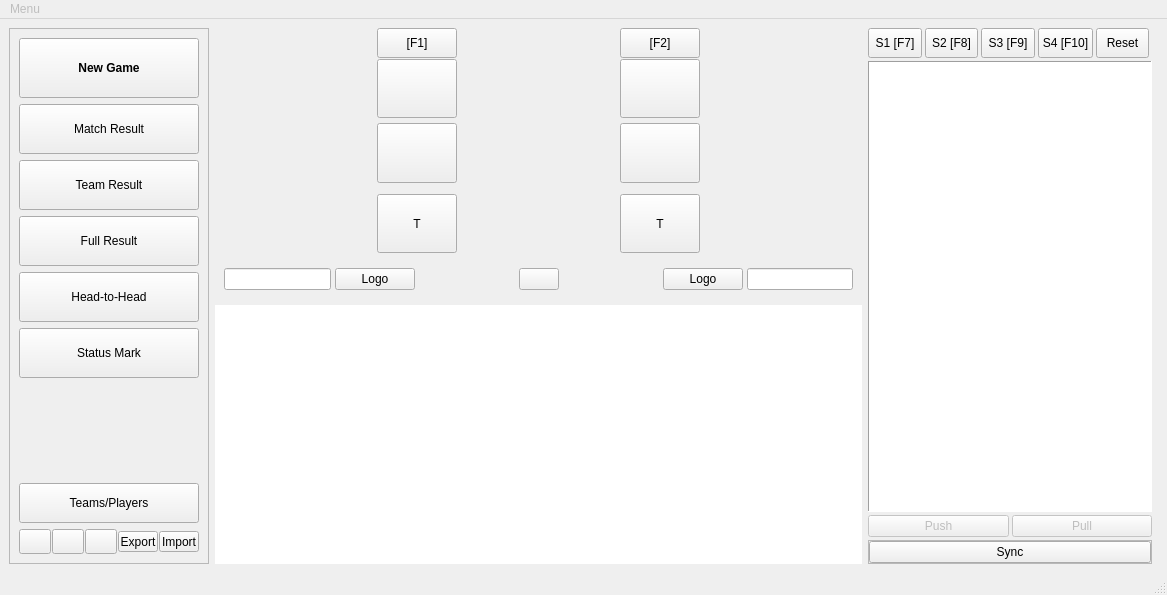
Qt form mainwindow.ui (xiaoyuanyangxu/sportroom-qt) before a commit.
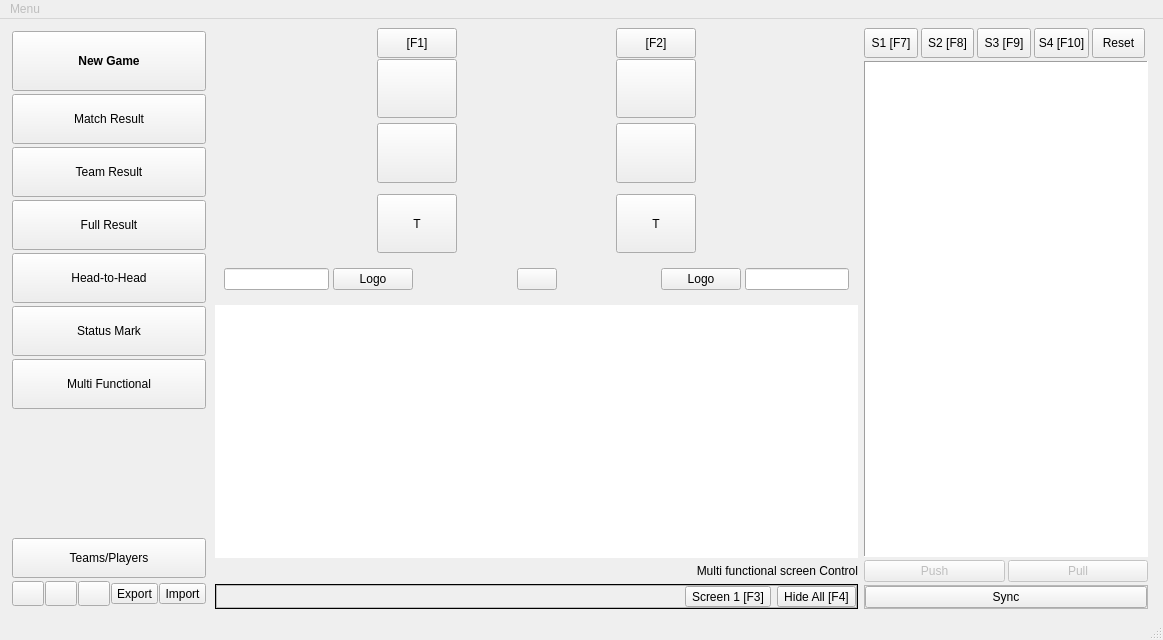
The same form after that commit. Icons and pictures are not drawn. Custom widgets are drawn as their Qt base class.

Diff of the .ui file:
```diff
--- a/mainwindow.ui
+++ b/mainwindow.ui
@@ -6,8 +6,8 @@
    <rect>
     <x>0</x>
     <y>0</y>
-    <width>1167</width>
-    <height>595</height>
+    <width>1163</width>
+    <height>640</height>
    </rect>
   </property>
   <property name="minimumSize">
@@ -34,12 +34,27 @@
        </size>
       </property>
       <property name="frameShape">
-       <enum>QFrame::StyledPanel</enum>
+       <enum>QFrame::NoFrame</enum>
       </property>
       <property name="frameShadow">
        <enum>QFrame::Raised</enum>
       </property>
       <layout class="QVBoxLayout" name="verticalLayout">
+       <property name="spacing">
+        <number>3</number>
+       </property>
+       <property name="leftMargin">
+        <number>3</number>
+       </property>
+       <property name="topMargin">
+        <number>3</number>
+       </property>
+       <property name="rightMargin">
+        <number>3</number>
+       </property>
+       <property name="bottomMargin">
+        <number>3</number>
+       </property>
        <item>
         <widget class="QPushButton" name="newGamePushButton">
          <property name="minimumSize">
@@ -188,6 +203,29 @@
          </property>
         </widget>
        </item>
+       <item>
+        <widget class="QPushButton" name="multifunctionalPushButton">
+         <property name="minimumSize">
+          <size>
+           <width>0</width>
+           <height>50</height>
+          </size>
+         </property>
+         <property name="layoutDirection">
+          <enum>Qt::LeftToRight</enum>
+         </property>
+         <property name="text">
+          <string>Multi Functional</string>
+         </property>
+         <property name="icon">
+          <iconset resource="images.qrc">
+           <normaloff>:/images/user.png</normaloff>:/images/user.png</iconset>
+         </property>
+         <property name="default">
+          <bool>false</bool>
+         </property>
+        </widget>
+       </item>
        <item>
         <spacer name="verticalSpacer">
          <property name="orientation">
@@ -393,7 +431,7 @@
     </item>
     <item>
      <widget class="QWidget" name="widget" native="true">
-      <layout class="QVBoxLayout" name="verticalLayout_2" stretch="0,0,1">
+      <layout class="QVBoxLayout" name="verticalLayout_2" stretch="0,0,1,0,0">
        <property name="spacing">
         <number>6</number>
        </property>
@@ -1111,6 +1149,120 @@
          </property>
         </widget>
        </item>
+       <item>
+        <widget class="QLabel" name="label">
+         <property name="text">
+          <string>Multi functional screen Control</string>
+         </property>
+         <property name="alignment">
+          <set>Qt::AlignRight|Qt::AlignTrailing|Qt::AlignVCenter</set>
+         </property>
+        </widget>
+       </item>
+       <item>
+        <widget class="QFrame" name="frame_7">
+         <property name="minimumSize">
+          <size>
+           <width>0</width>
+           <height>0</height>
+          </size>
+         </property>
+         <property name="frameShape">
+          <enum>QFrame::Box</enum>
+         </property>
+         <property name="frameShadow">
+          <enum>QFrame::Plain</enum>
+         </property>
+         <layout class="QVBoxLayout" name="verticalLayout_8">
+          <property name="spacing">
+           <number>0</number>
+          </property>
+          <property name="leftMargin">
+           <number>0</number>
+          </property>
+          <property name="topMargin">
+           <number>0</number>
+          </property>
+          <property name="rightMargin">
+           <number>0</number>
+          </property>
+          <property name="bottomMargin">
+           <number>0</number>
+          </property>
+          <item>
+           <widget class="QFrame" name="frame_8">
+            <property name="frameShape">
+             <enum>QFrame::StyledPanel</enum>
+            </property>
+            <property name="frameShadow">
+             <enum>QFrame::Raised</enum>
+            </property>
+            <layout class="QHBoxLayout" name="horizontalLayout_8">
+             <property name="leftMargin">
+              <number>0</number>
+             </property>
+             <property name="topMargin">
+              <number>0</number>
+             </property>
+             <property name="rightMargin">
+              <number>0</number>
+             </property>
+             <property name="bottomMargin">
+              <number>0</number>
+             </property>
+             <item>
+              <spacer name="horizontalSpacer_6">
+               <property name="orientation">
+                <enum>Qt::Horizontal</enum>
+               </property>
+               <property name="sizeHint" stdset="0">
+                <size>
+                 <width>502</width>
+                 <height>17</height>
+                </size>
+               </property>
+              </spacer>
+             </item>
+             <item>
+              <widget class="QToolButton" name="screen1ToolButton">
+               <property name="text">
+                <string>Screen 1 [F3]</string>
+               </property>
+               <property name="icon">
+                <iconset resource="images.qrc">
+                 <normaloff>:/images/table.png</normaloff>:/images/table.png</iconset>
+               </property>
+               <property name="shortcut">
+                <string>F3</string>
+               </property>
+               <property name="toolButtonStyle">
+                <enum>Qt::ToolButtonTextUnderIcon</enum>
+               </property>
+              </widget>
+             </item>
+             <item>
+              <widget class="QToolButton" name="hideAllToolButton">
+               <property name="text">
+                <string>Hide All [F4]</string>
+               </property>
+               <property name="icon">
+                <iconset resource="images.qrc">
+                 <normaloff>:/images/delete.png</normaloff>:/images/delete.png</iconset>
+               </property>
+               <property name="shortcut">
+                <string>F4</string>
+               </property>
+               <property name="toolButtonStyle">
+                <enum>Qt::ToolButtonTextUnderIcon</enum>
+               </property>
+              </widget>
+             </item>
+            </layout>
+           </widget>
+          </item>
+         </layout>
+        </widget>
+       </item>
       </layout>
      </widget>
     </item>
@@ -1483,7 +1635,7 @@
     <rect>
      <x>0</x>
      <y>0</y>
-     <width>1167</width>
+     <width>1163</width>
      <height>21</height>
     </rect>
    </property>
```
